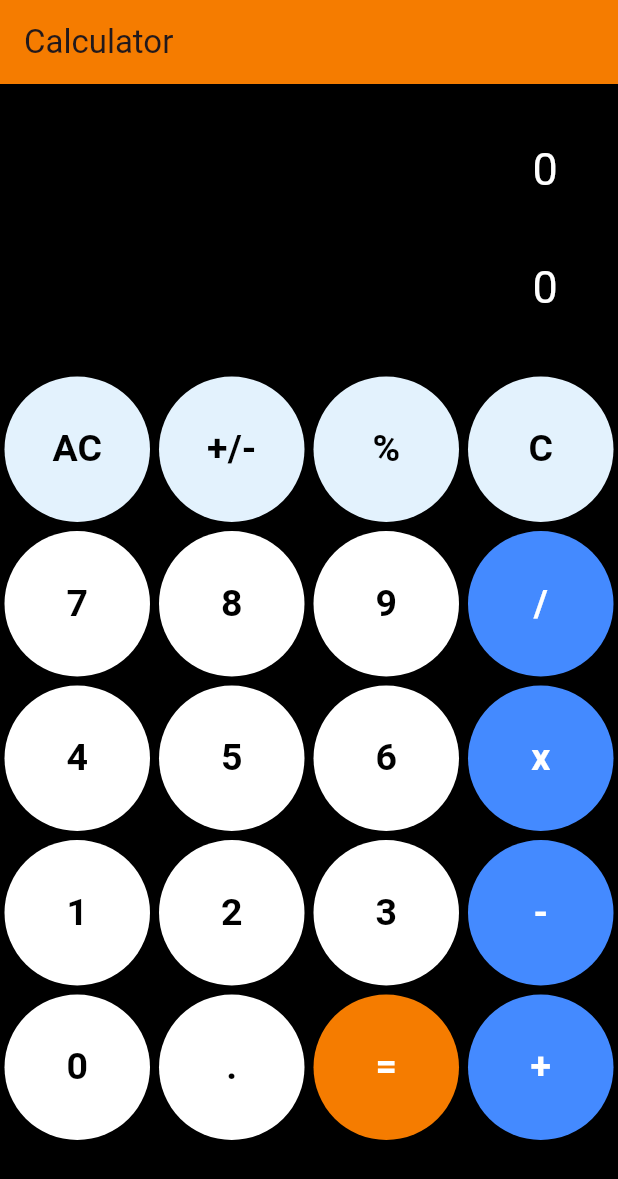
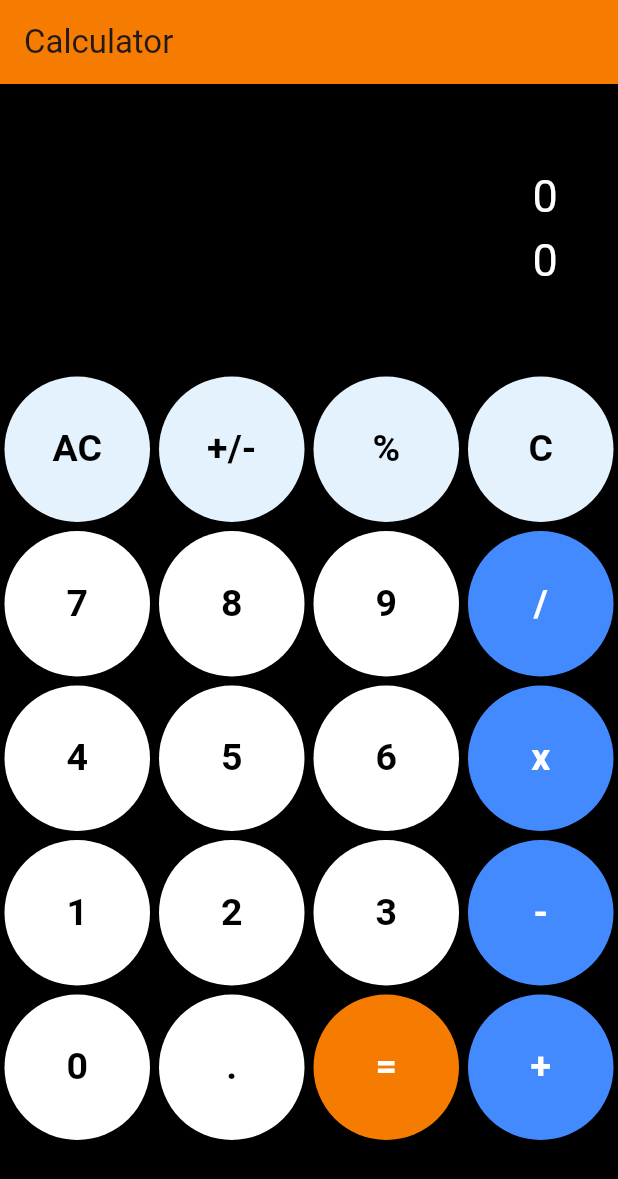
Before and after one commit to ugoi/Piscine-Mobile-0, a Flutter app: the screen it shows after launch, on a phone screen of 412 x 824 dp. Shown: the top 1179 px of the screen. Run offline on Flutter 3.47's test engine with Material 3 defaults, Android fonts, the phone set to English and light mode, and no system bars; our stand-ins replace math_expressions.

Commit message:
Refactor layout and padding in main.dart

```diff
--- a/ex03/lib/main.dart
+++ b/ex03/lib/main.dart
@@ -112,12 +112,19 @@ class _MyHomePageState extends State<MyHomePage> {
           Widget content = Column(
             children: <Widget>[
               Expanded(
+                flex: 1,
+                child: Container(
+                  padding: const EdgeInsets.symmetric(horizontal: 40),
+                  alignment: Alignment.centerRight,
+                  child: FittedBox(
+                    alignment: Alignment.centerRight,
+                    fit: BoxFit.contain,
                     child: Column(
-                    mainAxisAlignment: MainAxisAlignment.spaceEvenly,
+                        crossAxisAlignment: CrossAxisAlignment.end,
                         children: <Widget>[
                           Container(
                             //Right padding
-                        padding: const EdgeInsets.only(right: 40),
+                            // padding: const EdgeInsets.only(right: 40),
                             alignment: Alignment.centerRight,
                             child: Text(
                               userInput,
@@ -126,7 +133,7 @@ class _MyHomePageState extends State<MyHomePage> {
                             ),
                           ),
                           Container(
-                        padding: const EdgeInsets.only(right: 40),
+                            // padding: const EdgeInsets.only(right: 40),
                             alignment: Alignment.centerRight,
                             child: Text(
                               answer,
@@ -136,8 +143,10 @@ class _MyHomePageState extends State<MyHomePage> {
                           )
                         ]),
                   ),
+                ),
+              ),
               Expanded(
-                flex: 3,
+                flex: isLandscape ? 3 : 3,
                 child: LayoutBuilder(builder: (context, constraints) {
                   // Calculate the childAspectRatio based on the GridView's actual height
                   var width = constraints.maxWidth;
@@ -358,3 +367,78 @@ class _MyHomePageState extends State<MyHomePage> {
     });
   }
 }
+
+// import 'package:flutter/cupertino.dart';
+// import 'package:flutter/material.dart';
+// import 'package:flutter/widgets.dart';
+
+// void main() {
+//   runApp(MyApp());
+// }
+
+// class MyApp extends StatelessWidget {
+//   @override
+//   Widget build(BuildContext context) {
+//     return MaterialApp(
+//       home: Scaffold(
+//         body: Column(
+//           children: <Widget>[
+//             Flexible(
+//               flex: 1, // Takes 1/3 of the space
+//               child: Container(
+//                 color: Colors.blue, // Light blue box
+//                 child: Center(
+//                   child: FittedBox(
+//                     child: Column(
+//                       mainAxisAlignment: MainAxisAlignment.center,
+//                       children: const [
+//                         Text('Box 1 (2/3)',
+//                             style:
+//                                 TextStyle(color: Colors.white, fontSize: 20)),
+//                         Text('Box 1 (2/3)',
+//                             style:
+//                                 TextStyle(color: Colors.white, fontSize: 20)),
+//                         Text('Box 1 (2/3)',
+//                             style:
+//                                 TextStyle(color: Colors.white, fontSize: 20)),
+//                         Text('Box 1 (2/3)',
+//                             style:
+//                                 TextStyle(color: Colors.white, fontSize: 20)),
+//                       ],
+//                     ),
+//                   ),
+//                 ),
+//               ),
+//             ),
+//             Flexible(
+//               flex: 2, // Takes 2/3 of the space
+//               child: Container(
+//                 color: Colors.green, // Light green box
+//                 child: Center(
+//                   child: Column(
+//                     mainAxisAlignment: MainAxisAlignment.center,
+//                     children: const [
+//                       Text('Box 2 (2/3)',
+//                           style: TextStyle(color: Colors.white, fontSize: 20)),
+//                       Text('Box 2 (2/3)',
+//                           style: TextStyle(color: Colors.white, fontSize: 20)),
+//                       Text('Box 2 (2/3)',
+//                           style: TextStyle(color: Colors.white, fontSize: 20)),
+//                       Text('Box 2 (2/3)',
+//                           style: TextStyle(color: Colors.white, fontSize: 20)),
+//                       Text('Box 2 (2/3)',
+//                           style: TextStyle(color: Colors.white, fontSize: 20)),
+//                       Text('Box 2 (2/3)',
+//                           style: TextStyle(color: Colors.white, fontSize: 20)),
+//                       // Add more Text widgets as needed
+//                     ],
+//                   ),
+//                 ),
+//               ),
+//             ),
+//           ],
+//         ),
+//       ),
+//     );
+//   }
+// }
```
Lines whose indentation alone changed are shown as unchanged.
